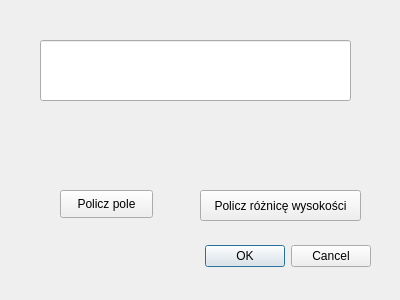
The window that wtyczka_projekt_2_dialog_base.ui (monika1101/Projekt_2) describes before a commit, drawn with Qt 5.
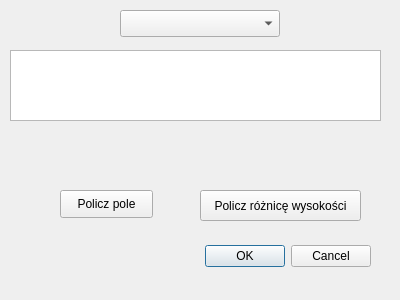
The same window after the commit. Custom widgets are drawn as their Qt base class.

Commit message: zmiana typu widżetu

```diff
--- a/wtyczka_projekt_2_dialog_base.ui
+++ b/wtyczka_projekt_2_dialog_base.ui
@@ -32,8 +32,8 @@
   <widget class="QLabel" name="label_wynik">
    <property name="geometry">
     <rect>
-     <x>50</x>
-     <y>120</y>
+     <x>40</x>
+     <y>130</y>
      <width>291</width>
      <height>41</height>
     </rect>
@@ -42,16 +42,6 @@
     <string/>
    </property>
   </widget>
-  <widget class="QLineEdit" name="lineEdit">
-   <property name="geometry">
-    <rect>
-     <x>40</x>
-     <y>40</y>
-     <width>311</width>
-     <height>61</height>
-    </rect>
-   </property>
-  </widget>
   <widget class="QPushButton" name="pushButton_pole">
    <property name="geometry">
     <rect>
@@ -78,7 +68,34 @@
     <string>Policz różnicę wysokości</string>
    </property>
   </widget>
+  <widget class="QgsMapLayerComboBox" name="mMapLayerComboBox">
+   <property name="geometry">
+    <rect>
+     <x>120</x>
+     <y>10</y>
+     <width>160</width>
+     <height>27</height>
+    </rect>
+   </property>
+  </widget>
+  <widget class="QTextEdit" name="lineEdit">
+   <property name="geometry">
+    <rect>
+     <x>10</x>
+     <y>50</y>
+     <width>371</width>
+     <height>71</height>
+    </rect>
+   </property>
+  </widget>
  </widget>
+ <customwidgets>
+  <customwidget>
+   <class>QgsMapLayerComboBox</class>
+   <extends>QComboBox</extends>
+   <header>qgsmaplayercombobox.h</header>
+  </customwidget>
+ </customwidgets>
  <resources/>
  <connections>
   <connection>
```
Left out of the diff: 2 changed lines with no effect on the pictures.
